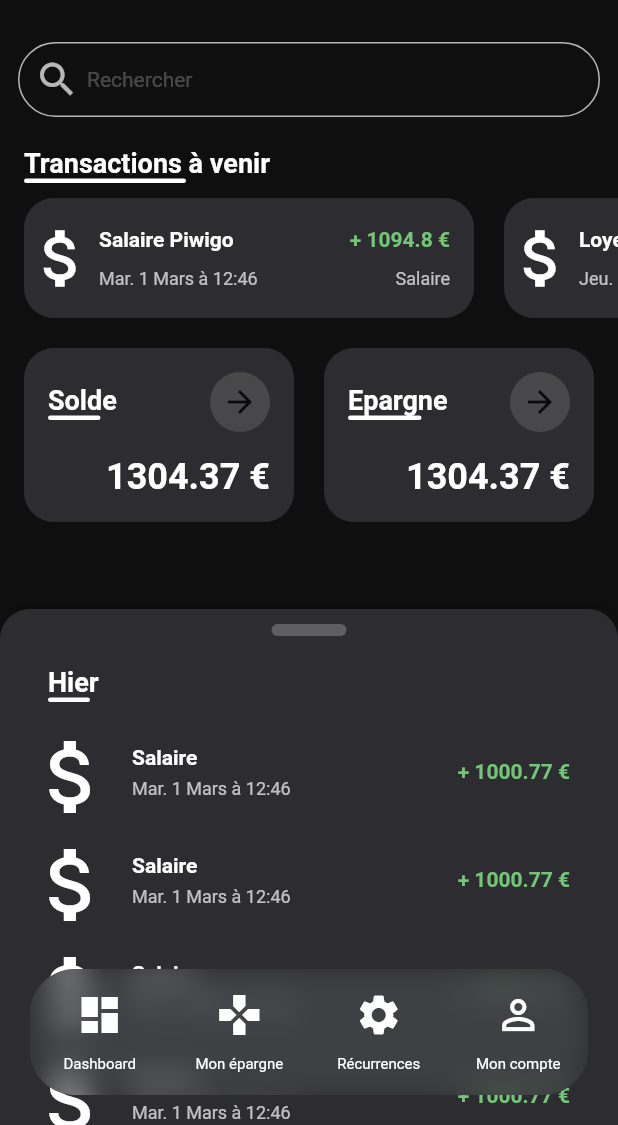
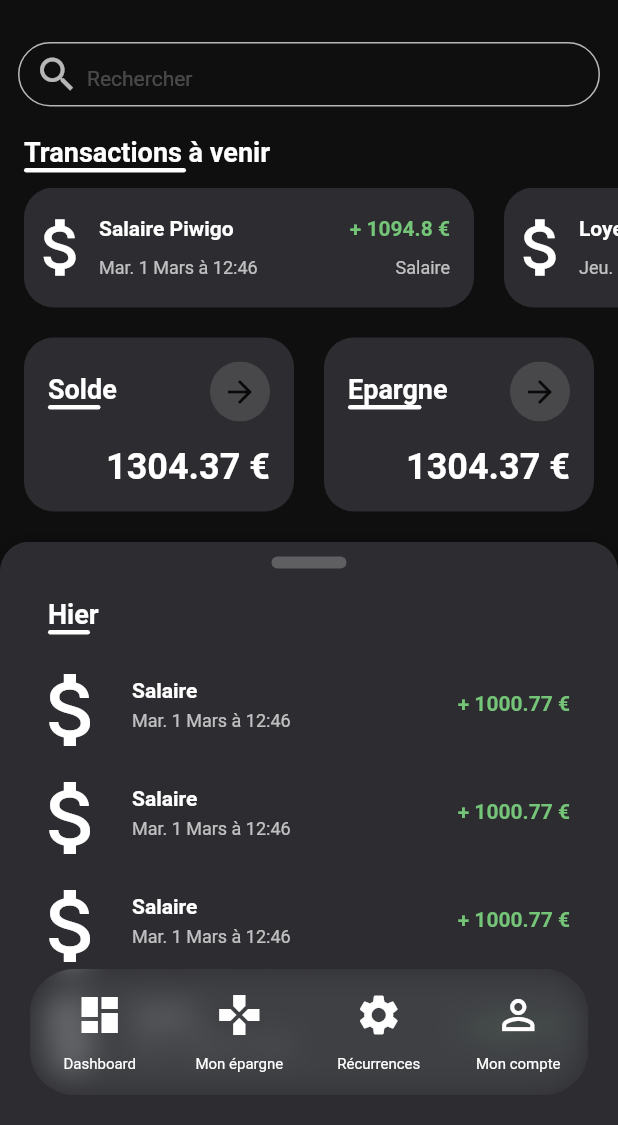
Before and after one commit to arthurducept/Cash-App, a Flutter app: the screen it shows after launch, on a phone screen of 412 x 824 dp, the part 111-1236 px from its top. Run offline on Flutter 3.47's test engine with Material 2 defaults, Android fonts, the phone set to English and light mode, and no system bars; drawn by our look-alikes of sliding_up_panel.

Commit message:
upgrade Android version fixed home modal scroll

```diff
--- a/front/lib/modals/home_modal.dart
+++ b/front/lib/modals/home_modal.dart
@@ -4,15 +4,22 @@ import 'package:front/style/themes.dart';
 import 'package:sliding_up_panel/sliding_up_panel.dart';
 
 class HomeModal extends StatefulWidget {
-  const HomeModal({Key? key, this.body}) : super(key: key);
+  const HomeModal({Key? key, this.body, this.minHeight = 0.0})
+      : super(key: key);
 
   final Widget? body;
+  final double minHeight;
 
   @override
   State<HomeModal> createState() => _HomeModalState();
 }
+
 class _HomeModalState extends State<HomeModal> with TickerProviderStateMixin {
+  late final Animation<double> _animation;
+  late Tween<double> _tween;
+  late final AnimationController _animationController;
 
+  double _minHeight = 0.0;
   double _panelOffset = 0.0;
   late final TabController _tabController;
   int _selectedTab = 0;
@@ -21,34 +28,61 @@ class _HomeModalState extends State<HomeModal> with TickerProviderStateMixin {
   @override
   void initState() {
     _tabController = TabController(length: 3, vsync: this);
+    _animationController = AnimationController(
+      duration: Duration(milliseconds: 200),
+      vsync: this,
+    )..addListener(() {
+        _panelController.animatePanelToPosition(0);
+      });
+    _tween = Tween(begin: 0.0, end: _minHeight);
+    _animation = _tween.animate(_animationController);
     super.initState();
   }
 
   double _getAnimatedHeight() {
-    if(_panelOffset >= 0.5) return 1;
-    return _panelOffset*2;
+    if (_panelOffset >= 0.5) return 1;
+    return _panelOffset * 2;
   }
 
   double _getAnimatedOpacity() {
-    if(_panelOffset <= 0.5) return 0;
-    return (_panelOffset-0.5)*2;
+    if (_panelOffset <= 0.5) return 0;
+    return (_panelOffset - 0.5) * 2;
+  }
+
+  _buildPanelMinHeight() {
+    if (widget.minHeight != _minHeight) {
+      WidgetsBinding.instance?.addPostFrameCallback((timeStamp) {
+        _tween.begin = _tween.end;
+        _tween.end = widget.minHeight;
+        _animationController.forward();
+        setState(() {
+          _minHeight = widget.minHeight;
+        });
+      });
+    }
   }
 
   @override
   Widget build(BuildContext context) {
+    _buildPanelMinHeight();
+    var screen = MediaQuery.of(context);
     return WillPopScope(
       onWillPop: () async {
-        if(_panelController.isPanelOpen) {
+        if (_panelController.isPanelOpen) {
           _panelController.close();
           return false;
         }
         return true;
       },
-      child: SlidingUpPanel(
+      child: AnimatedBuilder(
+          animation: _animationController,
+          builder: (context, animation) {
+            return SlidingUpPanel(
               controller: _panelController,
-        minHeight: MediaQuery.of(context).size.height-480,
-        maxHeight: MediaQuery.of(context).size.height,
-        borderRadius: BorderRadius.vertical(top: Radius.circular((1-_panelOffset)*20)),
+              minHeight: _animation.value,
+              maxHeight: screen.size.height,
+              borderRadius: BorderRadius.vertical(
+                  top: Radius.circular((1 - _panelOffset) * 20)),
               color: Colors.transparent,
               onPanelSlide: (offset) => setState(() {
                 _panelOffset = offset;
@@ -59,14 +93,14 @@ class _HomeModalState extends State<HomeModal> with TickerProviderStateMixin {
                 ),
                 child: Container(
                   padding: EdgeInsets.only(
-              top: _panelOffset * MediaQuery.of(context).padding.top,
+                    top: _panelOffset * screen.padding.top,
                   ),
                   color: MyDarkTheme.card,
                   child: Column(
                     children: [
                       GestureDetector(
                         onTap: () {
-                    if(_panelController.isPanelOpen) {
+                          if (_panelController.isPanelOpen) {
                             _panelController.close();
                           } else {
                             _panelController.open();
@@ -92,17 +126,22 @@ class _HomeModalState extends State<HomeModal> with TickerProviderStateMixin {
                             child: Column(
                               children: [
                                 Align(
-                            alignment: Alignment.centerRight,
+                                  alignment: Alignment.centerLeft,
                                   child: Padding(
-                              padding: const EdgeInsets.only(right: 32, bottom: 10),
+                                    padding: const EdgeInsets.only(
+                                        left: 32, bottom: 10),
                                     child: InkWell(
                                       onTap: () => _panelController.close(),
-                                child: const Text("Fermer", style: MyDarkTheme.textLink,),
+                                      child: const Text(
+                                        "Fermer",
+                                        style: MyDarkTheme.textLink,
+                                      ),
                                     ),
                                   ),
                                 ),
                                 Container(
-                            margin: const EdgeInsets.symmetric(horizontal: 20, vertical: 10),
+                                  margin: const EdgeInsets.symmetric(
+                                      horizontal: 20, vertical: 10),
                                   padding: const EdgeInsets.all(3.0),
                                   decoration: BoxDecoration(
                                     borderRadius: BorderRadius.circular(10),
@@ -130,21 +169,47 @@ class _HomeModalState extends State<HomeModal> with TickerProviderStateMixin {
                         ),
                       ),
                       Container(
-                  padding: const EdgeInsets.symmetric(horizontal: 32, vertical: 10),
+                        padding: const EdgeInsets.symmetric(
+                            horizontal: 32, vertical: 10),
                         alignment: Alignment.centerLeft,
                         child: Column(
                           crossAxisAlignment: CrossAxisAlignment.start,
                           children: const [
-                      Text("Hier", style: MyDarkTheme.appBarTitle,),
-                      UnderlineWidget(textLength: "hier".length,),
+                            Text(
+                              "Hier",
+                              style: MyDarkTheme.appBarTitle,
+                            ),
+                            UnderlineWidget(
+                              textLength: "hier".length,
+                            ),
                           ],
                         ),
                       ),
-                Expanded(
+                      Builder(builder: (context) {
+                        var listHeight = _animation.value -
+                            80 +
+                            _panelOffset *
+                                (screen.size.height - 150 - _animation.value);
+                        if (listHeight < 0) listHeight = 0;
+                        return SizedBox(
+                          height: listHeight,
                           child: Padding(
-                    padding: const EdgeInsets.only(left: 16, right: 32),
+                            padding: const EdgeInsets.only(bottom: 20),
+                            child: ClipRRect(
+                              borderRadius: BorderRadius.vertical(
+                                  bottom: Radius.circular(30)),
+                              child: SingleChildScrollView(
+                                padding: const EdgeInsets.only(
+                                  left: 16,
+                                  right: 32,
+                                ),
+                                physics: const BouncingScrollPhysics(),
                                 child: ListView.builder(
-                      physics: const BouncingScrollPhysics(),
+                                  padding: const EdgeInsets.only(
+                                    bottom: 100,
+                                  ),
+                                  shrinkWrap: true,
+                                  physics: NeverScrollableScrollPhysics(),
                                   itemCount: 50,
                                   itemBuilder: (context, index) {
                                     return ListTile(
@@ -152,23 +217,41 @@ class _HomeModalState extends State<HomeModal> with TickerProviderStateMixin {
                                       leading: const SizedBox.square(
                                         dimension: 56,
                                         child: Center(
-                              child: Icon(Icons.attach_money, color: MyDarkTheme.primaryText, size: 64),
+                                          child: Icon(
+                                            Icons.attach_money,
+                                            color: MyDarkTheme.primaryText,
+                                            size: 64,
                                           ),
                                         ),
-                          title: const Text('Salaire', style: MyDarkTheme.listTitle,),
-                          subtitle: const Text("Mar. 1 Mars à 12:46", style: MyDarkTheme.listSubtitle,),
-                          trailing: Text("+ 1000.77 €", style: MyDarkTheme.listAction.copyWith(color: MyDarkTheme.success),),
+                                      ),
+                                      title: const Text(
+                                        'Salaire',
+                                        style: MyDarkTheme.listTitle,
+                                      ),
+                                      subtitle: const Text(
+                                        "Mar. 1 Mars à 12:46",
+                                        style: MyDarkTheme.listSubtitle,
+                                      ),
+                                      trailing: Text(
+                                        "+ 1000.77 €",
+                                        style: MyDarkTheme.listAction.copyWith(
+                                            color: MyDarkTheme.success),
+                                      ),
                                     );
                                   },
                                 ),
                               ),
                             ),
+                          ),
+                        );
+                      }),
                     ],
                   ),
                 ),
               ),
               body: widget.body,
-      ),
+            );
+          }),
     );
   }
 }
--- a/front/lib/views/home_view.dart
+++ b/front/lib/views/home_view.dart
@@ -15,10 +15,27 @@ class HomeView extends StatefulWidget {
   @override
   State<HomeView> createState() => _HomeViewState();
 }
+
 class _HomeViewState extends State<HomeView> {
+  final GlobalKey _homeModalSpaceKey = GlobalKey();
+
+  double _homeModalBaseHeight() {
+    try {
+      final RenderBox space =
+          _homeModalSpaceKey.currentContext?.findRenderObject() as RenderBox;
+      return space.size.height;
+    } catch (e) {
+      return 0;
+    }
+  }
 
   @override
   Widget build(BuildContext context) {
+    double modalMinHeight = _homeModalBaseHeight();
+    if (modalMinHeight == 0) {
+      WidgetsBinding.instance
+          ?.addPostFrameCallback((timeStamp) => setState(() {}));
+    }
     return GestureDetector(
       onTap: () {
         var currentFocus = FocusScope.of(context);
@@ -35,7 +52,8 @@ class _HomeViewState extends State<HomeView> {
                 crossAxisAlignment: CrossAxisAlignment.start,
                 children: [
                   Padding(
-                    padding: const EdgeInsets.symmetric(horizontal: 16, vertical: 10),
+                    padding: const EdgeInsets.symmetric(
+                        horizontal: 16, vertical: 10),
                     child: Row(
                       children: [
                         Expanded(
@@ -51,11 +69,12 @@ class _HomeViewState extends State<HomeView> {
                                 ),
                               ),
                             ),
-                            title: const Text(
-                                "Bonjour Rémi", style: MyDarkTheme.appBarTitle),
+                            title: const Text("Bonjour Rémi",
+                                style: MyDarkTheme.appBarTitle),
                             subtitle: const Text(
                               "Heureux de vous revoir !",
-                              style: MyDarkTheme.appBarSubtitle,),
+                              style: MyDarkTheme.appBarSubtitle,
+                            ),
                           ),
                         ),
                         Padding(
@@ -63,23 +82,29 @@ class _HomeViewState extends State<HomeView> {
                           child: CircleIconButton(
                             color: MyDarkTheme.buttonBackground,
                             onTap: () => _showModal(),
-                            child: const Icon(Icons.add, color: MyDarkTheme.primaryText,),
+                            child: const Icon(
+                              Icons.add,
+                              color: MyDarkTheme.primaryText,
+                            ),
                           ),
                         ),
                       ],
                     ),
                   ),
-                  Padding(
-                    padding: const EdgeInsets.symmetric(horizontal: 12, vertical: 10),
-                    child: Container(
+                  Container(
+                    margin: const EdgeInsets.symmetric(
+                        horizontal: 12, vertical: 10),
                     padding: const EdgeInsets.symmetric(horizontal: 10.0),
+                    height: 43,
                     decoration: BoxDecoration(
-                        borderRadius: BorderRadius.circular(999),
-                        border: Border.all(color: MyDarkTheme.secondaryText, width: 1.0),
+                      borderRadius: BorderRadius.circular(50),
+                      border: Border.all(
+                          color: MyDarkTheme.secondaryText, width: 1.0),
                     ),
                     child: Row(
                       children: const [
-                          Icon(Icons.search, color: MyDarkTheme.secondaryText, size: 30),
+                        Icon(Icons.search,
+                            color: MyDarkTheme.secondaryText, size: 30),
                         SizedBox(
                           width: 5.0,
                         ),
@@ -87,6 +112,8 @@ class _HomeViewState extends State<HomeView> {
                           child: TextField(
                             style: MyDarkTheme.inputText,
                             decoration: InputDecoration(
+                              contentPadding:
+                                  const EdgeInsets.symmetric(vertical: 13.0),
                               border: InputBorder.none,
                               hintText: "Rechercher",
                               hintStyle: MyDarkTheme.inputHint,
@@ -96,14 +123,20 @@ class _HomeViewState extends State<HomeView> {
                       ],
                     ),
                   ),
-                  ),
                   Padding(
-                    padding: const EdgeInsets.only(left: 16, right: 16, top: 10),
+                    padding:
+                        const EdgeInsets.only(left: 16, right: 16, top: 10),
                     child: Column(
                       crossAxisAlignment: CrossAxisAlignment.start,
                       children: const [
-                        Text("Transactions à venir", style: MyDarkTheme.appBarTitle,),
-                        UnderlineWidget(textLength: "Transactions".length, size: 9,)
+                        Text(
+                          "Transactions à venir",
+                          style: MyDarkTheme.appBarTitle,
+                        ),
+                        UnderlineWidget(
+                          textLength: "Transactions".length,
+                          size: 9,
+                        )
                       ],
                     ),
                   ),
@@ -117,23 +150,39 @@ class _HomeViewState extends State<HomeView> {
                         physics: const BouncingScrollPhysics(),
                         children: const [
                           HorizontalTransactionItem(
-                            leading: Icon(Icons.attach_money, size: 50, color: MyDarkTheme.primaryText,),
+                            leading: Icon(
+                              Icons.attach_money,
+                              size: 50,
+                              color: MyDarkTheme.primaryText,
+                            ),
                             title: "Salaire Piwigo",
                             subtitle: "Mar. 1 Mars à 12:46",
                             secondarySubtitle: "Salaire",
                             amount: 1094.80,
                           ),
-                          SizedBox(width: 20,),
+                          SizedBox(
+                            width: 20,
+                          ),
                           HorizontalTransactionItem(
-                            leading: Icon(Icons.attach_money, size: 50, color: MyDarkTheme.primaryText,),
+                            leading: Icon(
+                              Icons.attach_money,
+                              size: 50,
+                              color: MyDarkTheme.primaryText,
+                            ),
                             title: "Loyer",
                             subtitle: "Jeu. 3 Mars à 9:30",
                             secondarySubtitle: "Loyer",
                             amount: -400.00,
                           ),
-                          SizedBox(width: 20,),
+                          SizedBox(
+                            width: 20,
+                          ),
                           HorizontalTransactionItem(
-                            leading: Icon(Icons.attach_money, size: 50, color: MyDarkTheme.primaryText,),
+                            leading: Icon(
+                              Icons.attach_money,
+                              size: 50,
+                              color: MyDarkTheme.primaryText,
+                            ),
                             title: "Orange Open Fibre",
                             subtitle: "Mar. 15 Mars à 7:05",
                             secondarySubtitle: "Internet",
@@ -144,7 +193,8 @@ class _HomeViewState extends State<HomeView> {
                     ),
                   ),
                   Padding(
-                    padding: const EdgeInsets.symmetric(horizontal: 16, vertical: 10),
+                    padding: const EdgeInsets.symmetric(
+                        horizontal: 16, vertical: 10),
                     child: Row(
                       children: [
                         Expanded(
@@ -154,7 +204,9 @@ class _HomeViewState extends State<HomeView> {
                             onTap: () {},
                           ),
                         ),
-                        const SizedBox(width: 20,),
+                        const SizedBox(
+                          width: 20,
+                        ),
                         Expanded(
                           child: HomeCard(
                             title: "Epargne",
@@ -165,10 +217,20 @@ class _HomeViewState extends State<HomeView> {
                       ],
                     ),
                   ),
+                  Expanded(
+                    child: Padding(
+                      padding: const EdgeInsets.only(top: 10),
+                      child: SizedBox.expand(
+                        key: _homeModalSpaceKey,
+                      ),
+                    ),
+                  ),
                 ],
               ),
             ),
-            const HomeModal(),
+            HomeModal(
+              minHeight: modalMinHeight,
+            ),
             Align(
               alignment: Alignment.bottomCenter,
               child: Padding(
@@ -182,7 +244,8 @@ class _HomeViewState extends State<HomeView> {
                     ),
                     child: BackdropFilter(
                       filter: ImageFilter.blur(
-                        sigmaX: 10.0, sigmaY: 10.0,
+                        sigmaX: 10.0,
+                        sigmaY: 10.0,
                         tileMode: TileMode.clamp,
                       ),
                       child: Row(
@@ -217,7 +280,8 @@ class _HomeViewState extends State<HomeView> {
   }
 
   _showModal() {
-    showModalBottomSheet(context: context,
+    showModalBottomSheet(
+      context: context,
       isScrollControlled: true,
       builder: (buildContext) {
         return TransactionModal(
```
Also changed, not shown: 3 other files. Lines whose indentation alone changed are shown as unchanged.
